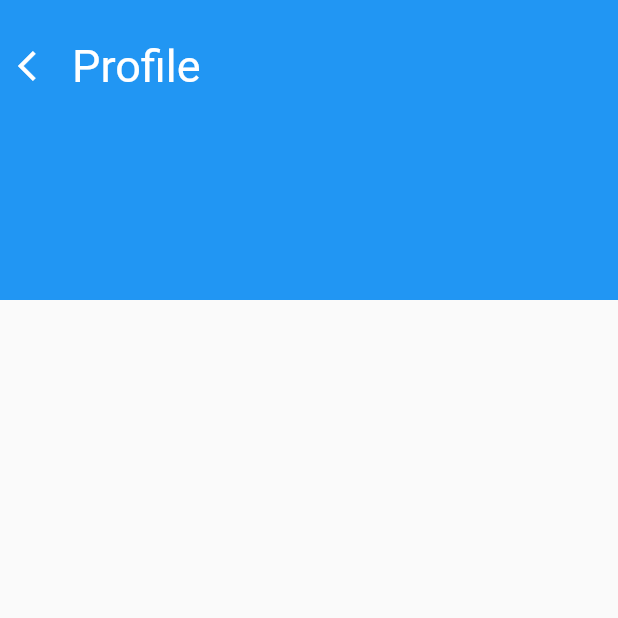
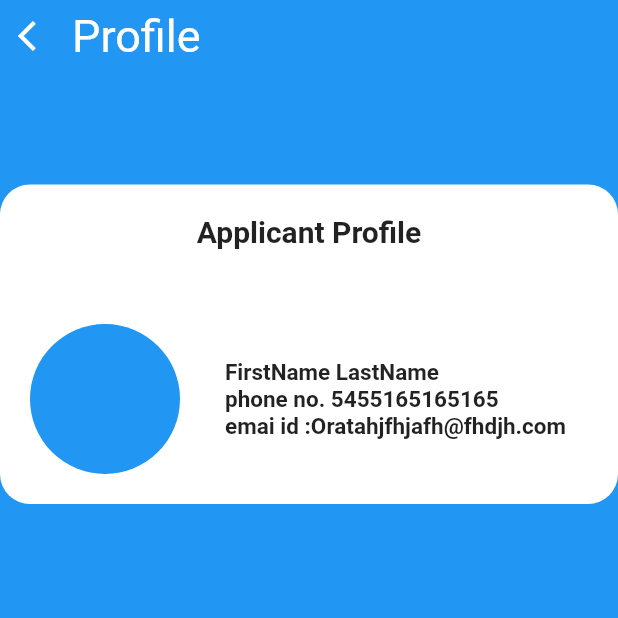
Before and after one commit to imtanbro/code_fury_app, a Flutter app: the ApplicantDetail screen opened directly, on a phone screen of 412 x 824 dp, the top half of it. Run offline on Flutter 3.47's test engine with Material 2 defaults, Android fonts, the phone set to English and light mode, and no system bars; our stand-ins replace animated_text_kit, cloud_firestore, curved_navigation_bar, firebase_auth, firebase_core, flutter_spinkit and 4 more; missing offline and left inert: dart:js; accounts and stored records are empty.

Commit message:
updated screen

```diff
--- /dev/null
+++ b/lib/Employers/applicants/applicant_detail.dart
@@ -0,0 +1,124 @@
+import 'package:flutter/material.dart';
+
+class ApplicantDetail extends StatelessWidget {
+  @override
+  Widget build(BuildContext context) {
+    return Scaffold(
+      backgroundColor: Colors.blue,
+      body: SafeArea(
+        child: SingleChildScrollView(
+          child: Column(
+            children: [
+              Positioned(
+                top: 20,
+                  child: GestureDetector(
+                    onTap: (){
+                      Navigator.pop(context);
+                    },
+                    child: Container(
+                      child: Row(
+                        children: [
+                          IconButton(
+                            icon: Icon(
+                      Icons.arrow_back_ios,
+                        color: Colors.white,
+                      ),
+                            onPressed: (){
+                              Navigator.pop(context);
+                            },
+                          ),
+                          Text('Profile',
+                            style: TextStyle(
+                              color: Colors.white,
+                              fontSize: 30,
+                            ),
+                          )
+                        ],
+                      ),
+                    ),
+                  )
+              ),
+              SizedBox(
+                height: 75,
+              ),
+              Container(
+                padding: EdgeInsets.all(20),
+                decoration: BoxDecoration(
+                  borderRadius: BorderRadius.circular(20),
+                  color: Colors.white
+
+                ),
+                child: Column(
+                  children: [
+                    Text('Applicant Profile',
+                      textAlign: TextAlign.center,
+                      style: TextStyle(
+                        fontSize: 20,
+                        fontWeight: FontWeight.bold
+                      ),
+                    ),
+                    SizedBox(
+                      height: 50,
+                    ),
+                    Container(
+
+                      child:Row(
+                        children: [
+                          Container(
+                            child: CircleAvatar(
+                              radius: 50,
+                              backgroundColor: Colors.blue,
+                            ),
+                          ),
+                          SizedBox(width: 30,),
+                          Container(
+                            child: Column(
+                              crossAxisAlignment: CrossAxisAlignment.start,
+                              mainAxisAlignment: MainAxisAlignment.spaceBetween,
+                              children: [
+                                Text(
+                                  'FirstName LastName',
+                                    style: TextStyle(
+                                        fontSize: 15,
+                                        fontWeight: FontWeight.bold
+                                    )
+
+                                ),
+                                Text(
+                                  'phone no. 5455165165165',
+                                    style: TextStyle(
+                                        fontSize: 15,
+                                        fontWeight: FontWeight.bold
+                                    )
+                                ),
+                                Text(
+                                    'emai id :Oratahjfhjafh@fhdjh.com',
+                                    style: TextStyle(
+                                        fontSize: 15,
+                                        fontWeight: FontWeight.bold
+                                    )
+                                )
+                              ],
+                            ),
+                          )
+                        ],
+                      ) ,
+                    ),
+                    Column(
+                      children: [
+                        //additional content
+                      ],
+                    )
+
+                  ],
+                ),
+              )
+
+
+            ],
+          ),
+        ),
+      ),
+    );
+  }
+}
--- a/lib/Employers/screens/applicants/cardmodel.dart
+++ b/lib/Employers/applicants/cardmodel.dart
@@ -1,5 +1,5 @@
 import 'package:flutter/material.dart';
-import 'package:codefuryapp/screens/applicants/applicant_detail.dart';
+import 'package:codefuryapp/Employers/applicants/applicant_detail.dart';
 class CardModel extends StatelessWidget {
   @override
   Widget build(BuildContext context) {
--- a/lib/Employers/screens/applicants/list_view_applicants.dart
+++ b/lib/Employers/applicants/list_view_applicants.dart
@@ -6,8 +6,7 @@ class ListViewApplicants extends StatelessWidget {
   Widget build(BuildContext context) {
     return ListView.builder(
       itemBuilder: (context,index){
-        return CardModel(
-        );
+        return CardModel();
       },
       itemCount:10 ,
     );
--- a/lib/Employers/screens/applicants/applicant_detail.dart
+++ /dev/null
@@ -1,46 +0,0 @@
-import 'package:flutter/material.dart';
-
-class ApplicantDetail extends StatelessWidget {
-  @override
-  Widget build(BuildContext context) {
-    return Scaffold(
-      body: SingleChildScrollView(
-        child: Stack(
-          children: [
-            Container(
-              height: 200,
-              width: MediaQuery.of(context).size.width,
-              color: Colors.blue,
-            ),
-            Positioned(
-              top: 20,
-                child: Container(
-                  child: Row(
-                    mainAxisAlignment: MainAxisAlignment.spaceBetween,
-                    children: [
-                      IconButton(
-                        icon: Icon(
-                  Icons.arrow_back_ios,
-                    color: Colors.white,
-                  ),
-                        onPressed: (){
-                          Navigator.pop(context);
-                        },
-                      ),
-                      Text('Profile',
-                        style: TextStyle(
-                          color: Colors.white,
-                          fontSize: 30,
-                        ),
-                      )
-                    ],
-                  ),
-                )
-            ),
-
-          ],
-        ),
-      ),
-    );
-  }
-}
```
Also changed, not shown: lib/Employers/home_screens.dart (added, +48 -0 lines), lib/Employers/job_screen.dart (added, +17 -0 lines), lib/Employers/profile.dart (added, +19 -0 lines), lib/Employers/application_screen.dart (renamed from lib/Employers/screens/application_screen.dart), lib/Employers/job application/job_model.dart (added), lib/Employers/job application/job_type.dart (added).
